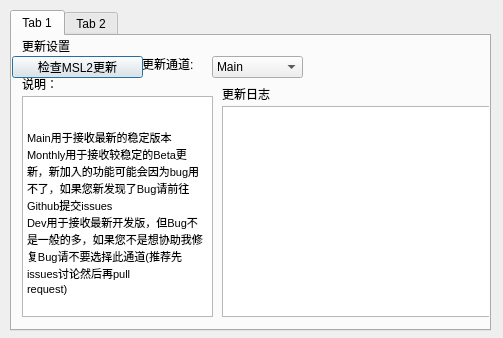
The window that SupportLib/setting.ui (MojaveHao/MSL2-Python) describes before a commit, drawn with Qt 5.
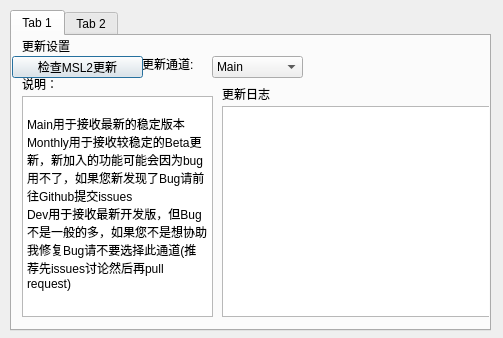
The same window after the commit. The open tabs and pages were chosen to show the change.

```diff
--- a/SupportLib/setting.ui
+++ b/SupportLib/setting.ui
@@ -40,23 +40,14 @@
                     </property>
                     <property name="html">
                         <string>&lt;!DOCTYPE HTML PUBLIC &quot;-//W3C//DTD HTML 4.0//EN&quot; &quot;http://www.w3.org/TR/REC-html40/strict.dtd&quot;&gt;
-                            &lt;html&gt;&lt;head&gt;&lt;meta name=&quot;qrichtext&quot; content=&quot;1&quot; /&gt;&lt;style
-                            type=&quot;text/css&quot;&gt;
-                            p, li { white-space: pre-wrap; }
-                            &lt;/style&gt;&lt;/head&gt;&lt;body style=&quot; font-family:'SimSun'; font-size:9pt;
-                            font-weight:400; font-style:normal;&quot;&gt;
-                            &lt;p style=&quot; margin-top:0px; margin-bottom:0px; margin-left:0px; margin-right:0px;
-                            -qt-block-indent:0; text-indent:0px;&quot;&gt;&lt;span style=&quot; font-family:'MS Shell
-                            Dlg 2'; font-size:8pt;&quot;&gt;Main用于接收最新的稳定版本 &lt;/span&gt;&lt;/p&gt;
-                            &lt;p style=&quot; margin-top:0px; margin-bottom:0px; margin-left:0px; margin-right:0px;
-                            -qt-block-indent:0; text-indent:0px;&quot;&gt;&lt;span style=&quot; font-family:'MS Shell
-                            Dlg 2'; font-size:8pt;&quot;&gt;Monthly用于接收较稳定的Beta更新，新加入的功能可能会因为bug用不了，如果您新发现了Bug请前往Github提交issues
-                            &lt;/span&gt;&lt;/p&gt;
-                            &lt;p style=&quot; margin-top:0px; margin-bottom:0px; margin-left:0px; margin-right:0px;
-                            -qt-block-indent:0; text-indent:0px;&quot;&gt;&lt;span style=&quot; font-family:'MS Shell
-                            Dlg 2'; font-size:8pt;&quot;&gt;Dev用于接收最新开发版，但Bug不是一般的多，如果您不是想协助我修复Bug请不要选择此通道(推荐先issues讨论然后再pull
-                            request)&lt;/span&gt;&lt;span style=&quot; font-family:'Microsoft YaHei UI';&quot;&gt; &lt;/span&gt;&lt;/p&gt;&lt;/body&gt;&lt;/html&gt;
-                        </string>
+&lt;html&gt;&lt;head&gt;&lt;meta name=&quot;qrichtext&quot; content=&quot;1&quot; /&gt;&lt;meta charset=&quot;utf-8&quot; /&gt;&lt;style type=&quot;text/css&quot;&gt;
+p, li { white-space: pre-wrap; }
+hr { height: 1px; border-width: 0; }
+&lt;/style&gt;&lt;/head&gt;&lt;body style=&quot; font-family:'Microsoft YaHei UI'; font-size:9pt; font-weight:400; font-style:normal;&quot;&gt;
+&lt;p style=&quot; margin-top:0px; margin-bottom:0px; margin-left:0px; margin-right:0px; -qt-block-indent:0; text-indent:0px;&quot;&gt;&lt;span style=&quot; font-family:'SimSun';&quot;&gt;                            &lt;/span&gt;&lt;/p&gt;
+&lt;p style=&quot; margin-top:0px; margin-bottom:0px; margin-left:0px; margin-right:0px; -qt-block-indent:0; text-indent:0px;&quot;&gt;&lt;span style=&quot; font-family:'SimSun';&quot;&gt;Main用于接收最新的稳定版本                             &lt;/span&gt;&lt;/p&gt;
+&lt;p style=&quot; margin-top:0px; margin-bottom:0px; margin-left:0px; margin-right:0px; -qt-block-indent:0; text-indent:0px;&quot;&gt;&lt;span style=&quot; font-family:'SimSun';&quot;&gt;Monthly用于接收较稳定的Beta更新，新加入的功能可能会因为bug用不了，如果您新发现了Bug请前往Github提交issues                                                        &lt;/span&gt;&lt;/p&gt;
+&lt;p style=&quot; margin-top:0px; margin-bottom:0px; margin-left:0px; margin-right:0px; -qt-block-indent:0; text-indent:0px;&quot;&gt;&lt;span style=&quot; font-family:'SimSun';&quot;&gt;Dev用于接收最新开发版，但Bug不是一般的多，如果您不是想协助我修复Bug请不要选择此通道(推荐先issues讨论然后再pull                            request)&lt;/span&gt;                         &lt;/p&gt;&lt;/body&gt;&lt;/html&gt;</string>
                     </property>
                 </widget>
                 <widget class="QComboBox" name="cbox_update">
```
Left out of the diff: 6 changed lines with no effect on the pictures. Lines whose indentation alone changed are shown as unchanged.
